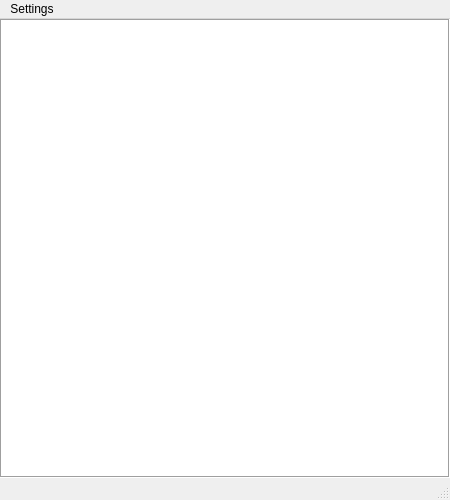
Hitonoriol/qBlackJack, file bjwindow.ui: the form before one commit.
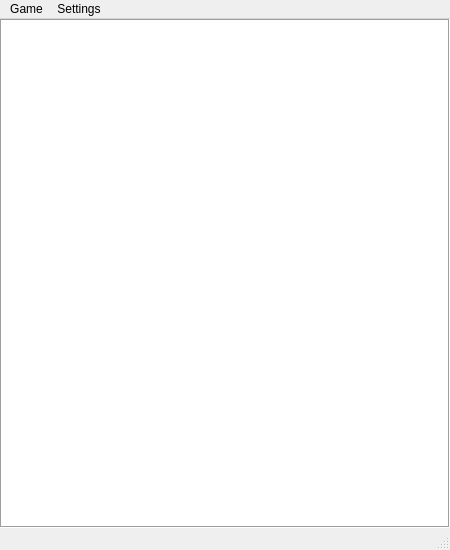
The form after the commit.

Commit message: Main layout adjustments

```diff
--- a/bjwindow.ui
+++ b/bjwindow.ui
@@ -7,7 +7,7 @@
     <x>0</x>
     <y>0</y>
     <width>450</width>
-    <height>500</height>
+    <height>550</height>
    </rect>
   </property>
   <property name="minimumSize">
@@ -59,7 +59,7 @@
        <enum>QAbstractScrollArea::AdjustToContents</enum>
       </property>
       <property name="alignment">
-       <set>Qt::AlignCenter</set>
+       <set>Qt::AlignHCenter|Qt::AlignTop</set>
       </property>
       <property name="renderHints">
        <set>QPainter::Antialiasing|QPainter::LosslessImageRendering|QPainter::SmoothPixmapTransform|QPainter::TextAntialiasing</set>
@@ -92,6 +92,13 @@
     </property>
     <addaction name="loadCardSkinAction"/>
    </widget>
+   <widget class="QMenu" name="menuGame">
+    <property name="title">
+     <string>Game</string>
+    </property>
+    <addaction name="actionReset"/>
+   </widget>
+   <addaction name="menuGame"/>
    <addaction name="menuSettings"/>
   </widget>
   <widget class="QStatusBar" name="statusbar"/>
```
Left out of the diff: 5 changed lines with no effect on the pictures.
